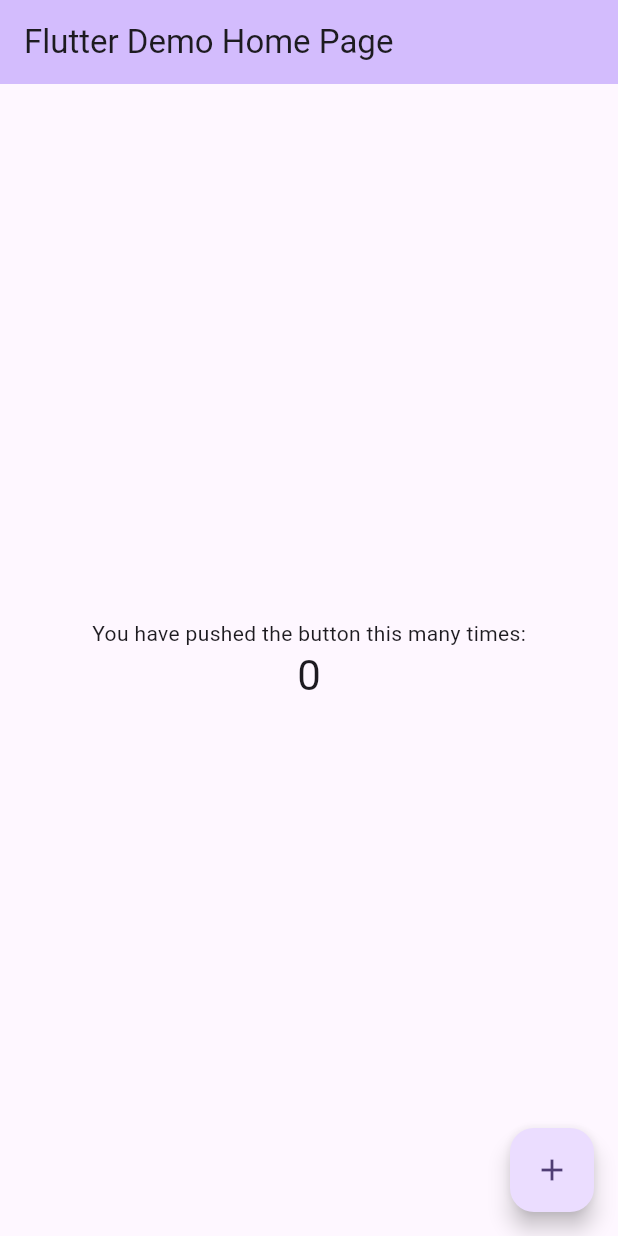
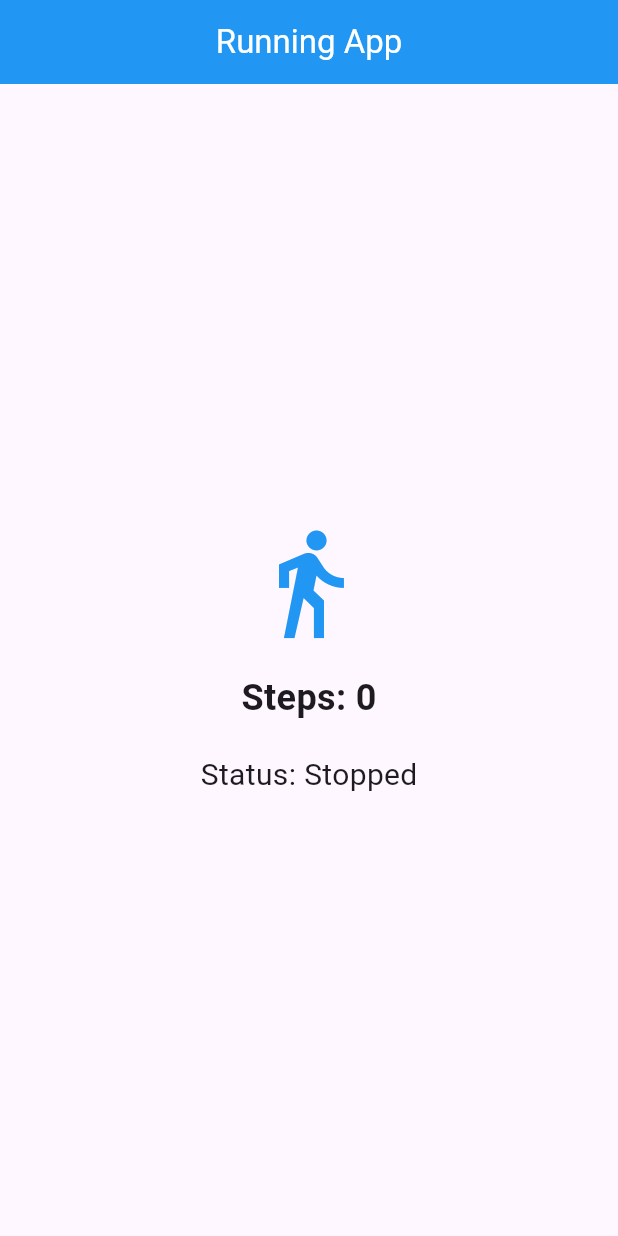
Before and after one commit to CodeDrew18/My-Running-App, a Flutter app: the screen it shows after launch, on a phone screen of 412 x 824 dp. Run offline on Flutter 3.47's test engine with Material 3 defaults, Android fonts, the phone set to English and light mode, and no system bars; our stand-ins replace pedometer.

Commit message:
Running App Updated and Added

```diff
--- /dev/null
+++ b/lib/dashboard/homepage_screen.dart
@@ -0,0 +1,78 @@
+import 'package:flutter/material.dart';
+import 'package:pedometer/pedometer.dart';
+
+class MainScreen extends StatefulWidget {
+  MainScreen({super.key});
+
+  @override
+  State<MainScreen> createState() => _MainScreenState();
+}
+
+class _MainScreenState extends State<MainScreen> {
+  late Stream<StepCount> stepCount;
+  late Stream<PedestrianStatus> pedestrianStatus;
+
+  int steps = 0;
+  String status = "Stopped";
+
+  @override
+  void initState() {
+    // TODO: implement initState
+    super.initState();
+    statusInit();
+  }
+
+  void onStepCount(StepCount event) {
+    setState(() {
+
+    });
+    steps = event.steps;
+  }
+
+  void onPedestrianStatus(PedestrianStatus event) {
+    status = event.status;
+  }
+
+  void onPedestrianStatusError(error) {}
+
+  void onStepCountError(error) {}
+
+  void statusInit() {
+    stepCount = Pedometer.stepCountStream;
+    pedestrianStatus = Pedometer.pedestrianStatusStream;
+
+    stepCount.listen(onStepCount).onError(onStepCountError);
+
+    pedestrianStatus.listen(onPedestrianStatus).onError(onPedestrianStatusError);
+  }
+
+  @override
+  Widget build(BuildContext context) {
+    return Scaffold(
+      appBar: AppBar(
+        title: Text("Running App"),
+        centerTitle: true,
+        backgroundColor: Colors.blue,
+        foregroundColor: Colors.white,
+      ),
+      body: Center(
+        child: Column(
+          mainAxisAlignment: MainAxisAlignment.center,
+          children: [
+            Icon(Icons.directions_walk_outlined, color: Colors.blue, size: 80),
+             SizedBox(height: 20),
+            Text(
+              'Steps: $steps',
+              style:  TextStyle(fontSize: 24, fontWeight: FontWeight.bold),
+            ),
+             SizedBox(height: 20),
+            Text(
+              'Status: $status',
+              style:  TextStyle(fontSize: 20),
+            ),
+          ],
+        ),
+      ),
+    );
+  }
+}
--- a/lib/main.dart
+++ b/lib/main.dart
@@ -1,122 +1,19 @@
+import 'package:fitnessrun/dashboard/homepage_screen.dart';
 import 'package:flutter/material.dart';
 
 void main() {
-  runApp(const MyApp());
+  runApp(Main());
 }
 
-class MyApp extends StatelessWidget {
-  const MyApp({super.key});
 
-  // This widget is the root of your application.
+class Main extends StatelessWidget {
+  const Main({super.key});
+
   @override
   Widget build(BuildContext context) {
     return MaterialApp(
-      title: 'Flutter Demo',
-      theme: ThemeData(
-        // This is the theme of your application.
-        //
-        // TRY THIS: Try running your application with "flutter run". You'll see
-        // the application has a purple toolbar. Then, without quitting the app,
-        // try changing the seedColor in the colorScheme below to Colors.green
-        // and then invoke "hot reload" (save your changes or press the "hot
-        // reload" button in a Flutter-supported IDE, or press "r" if you used
-        // the command line to start the app).
-        //
-        // Notice that the counter didn't reset back to zero; the application
-        // state is not lost during the reload. To reset the state, use hot
-        // restart instead.
-        //
-        // This works for code too, not just values: Most code changes can be
-        // tested with just a hot reload.
-        colorScheme: ColorScheme.fromSeed(seedColor: Colors.deepPurple),
-      ),
-      home: const MyHomePage(title: 'Flutter Demo Home Page'),
+      home: MainScreen(),
+      debugShowCheckedModeBanner: false,
     );
   }
 }
-
-class MyHomePage extends StatefulWidget {
-  const MyHomePage({super.key, required this.title});
-
-  // This widget is the home page of your application. It is stateful, meaning
-  // that it has a State object (defined below) that contains fields that affect
-  // how it looks.
-
-  // This class is the configuration for the state. It holds the values (in this
-  // case the title) provided by the parent (in this case the App widget) and
-  // used by the build method of the State. Fields in a Widget subclass are
-  // always marked "final".
-
-  final String title;
-
-  @override
-  State<MyHomePage> createState() => _MyHomePageState();
-}
-
-class _MyHomePageState extends State<MyHomePage> {
-  int _counter = 0;
-
-  void _incrementCounter() {
-    setState(() {
-      // This call to setState tells the Flutter framework that something has
-      // changed in this State, which causes it to rerun the build method below
-      // so that the display can reflect the updated values. If we changed
-      // _counter without calling setState(), then the build method would not be
-      // called again, and so nothing would appear to happen.
-      _counter++;
-    });
-  }
-
-  @override
-  Widget build(BuildContext context) {
-    // This method is rerun every time setState is called, for instance as done
-    // by the _incrementCounter method above.
-    //
-    // The Flutter framework has been optimized to make rerunning build methods
-    // fast, so that you can just rebuild anything that needs updating rather
-    // than having to individually change instances of widgets.
-    return Scaffold(
-      appBar: AppBar(
-        // TRY THIS: Try changing the color here to a specific color (to
-        // Colors.amber, perhaps?) and trigger a hot reload to see the AppBar
-        // change color while the other colors stay the same.
-        backgroundColor: Theme.of(context).colorScheme.inversePrimary,
-        // Here we take the value from the MyHomePage object that was created by
-        // the App.build method, and use it to set our appbar title.
-        title: Text(widget.title),
-      ),
-      body: Center(
-        // Center is a layout widget. It takes a single child and positions it
-        // in the middle of the parent.
-        child: Column(
-          // Column is also a layout widget. It takes a list of children and
-          // arranges them vertically. By default, it sizes itself to fit its
-          // children horizontally, and tries to be as tall as its parent.
-          //
-          // Column has various properties to control how it sizes itself and
-          // how it positions its children. Here we use mainAxisAlignment to
-          // center the children vertically; the main axis here is the vertical
-          // axis because Columns are vertical (the cross axis would be
-          // horizontal).
-          //
-          // TRY THIS: Invoke "debug painting" (choose the "Toggle Debug Paint"
-          // action in the IDE, or press "p" in the console), to see the
-          // wireframe for each widget.
-          mainAxisAlignment: MainAxisAlignment.center,
-          children: <Widget>[
-            const Text('You have pushed the button this many times:'),
-            Text(
-              '$_counter',
-              style: Theme.of(context).textTheme.headlineMedium,
-            ),
-          ],
-        ),
-      ),
-      floatingActionButton: FloatingActionButton(
-        onPressed: _incrementCounter,
-        tooltip: 'Increment',
-        child: const Icon(Icons.add),
-      ), // This trailing comma makes auto-formatting nicer for build methods.
-    );
-  }
-}
--- a/pubspec.yaml
+++ b/pubspec.yaml
@@ -34,6 +34,8 @@ dependencies:
   # The following adds the Cupertino Icons font to your application.
   # Use with the CupertinoIcons class for iOS style icons.
   cupertino_icons: ^1.0.8
+  flutter_launcher_icons: ^0.14.4
+  pedometer: ^4.1.1
 
 dev_dependencies:
   flutter_test:
```
Also changed, not shown: flutter_launcher_icons.yaml (added, +34 -0 lines), assets/running_icon.png (added), pubspec.lock, 1 other file.
